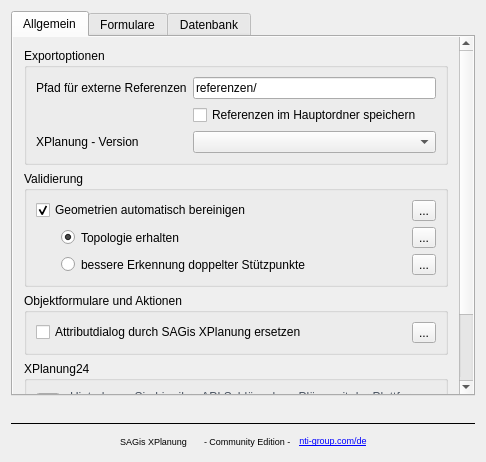
Old version of the form src/SAGisXPlanung/ui/settings.ui in the repository nti-de/SAGisXPlanung.
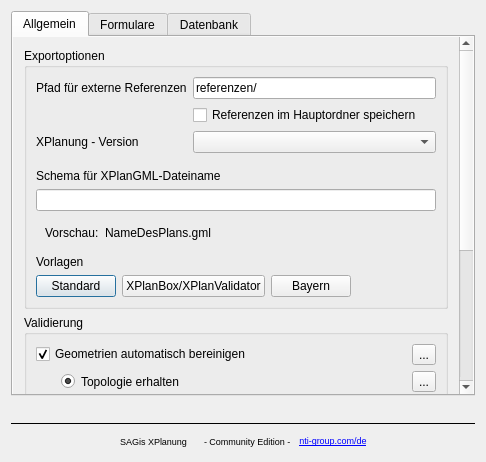
New version of the form. Custom widgets are drawn as their Qt base class.

Commit message: ui for naming of xplangml

Patch:
```diff
--- a/src/SAGisXPlanung/ui/settings.ui
+++ b/src/SAGisXPlanung/ui/settings.ui
@@ -74,7 +74,7 @@
             <x>0</x>
             <y>0</y>
             <width>441</width>
-            <height>499</height>
+            <height>664</height>
            </rect>
           </property>
           <property name="sizePolicy">
@@ -142,6 +142,145 @@
               <item row="4" column="1">
                <widget class="QComboBox" name="cbXPlanVersion"/>
               </item>
+              <item row="5" column="0" colspan="2">
+               <layout class="QVBoxLayout" name="verticalLayout_10">
+                <property name="topMargin">
+                 <number>10</number>
+                </property>
+                <item>
+                 <widget class="QLabel" name="label_16">
+                  <property name="text">
+                   <string>Schema für XPlanGML-Dateiname</string>
+                  </property>
+                 </widget>
+                </item>
+                <item>
+                 <widget class="QLineEdit" name="export_name_schema_edit"/>
+                </item>
+                <item>
+                 <widget class="QFrame" name="filename_preview">
+                  <property name="frameShape">
+                   <enum>QFrame::NoFrame</enum>
+                  </property>
+                  <property name="frameShadow">
+                   <enum>QFrame::Plain</enum>
+                  </property>
+                  <layout class="QHBoxLayout" name="horizontalLayout_12">
+                   <item>
+                    <widget class="QLabel" name="label_preview_name">
+                     <property name="sizePolicy">
+                      <sizepolicy hsizetype="Maximum" vsizetype="Preferred">
+                       <horstretch>0</horstretch>
+                       <verstretch>0</verstretch>
+                      </sizepolicy>
+                     </property>
+                     <property name="text">
+                      <string>Vorschau:</string>
+                     </property>
+                    </widget>
+                   </item>
+                   <item>
+                    <widget class="QLabel" name="label_preview_value">
+                     <property name="text">
+                      <string>NameDesPlans.gml</string>
+                     </property>
+                    </widget>
+                   </item>
+                  </layout>
+                 </widget>
+                </item>
+                <item>
+                 <widget class="QLabel" name="label_18">
+                  <property name="text">
+                   <string>Vorlagen</string>
+                  </property>
+                 </widget>
+                </item>
+                <item>
+                 <layout class="QHBoxLayout" name="horizontalLayout_11">
+                  <item>
+                   <widget class="QPushButton" name="pushButton">
+                    <property name="sizePolicy">
+                     <sizepolicy hsizetype="Maximum" vsizetype="Fixed">
+                      <horstretch>0</horstretch>
+                      <verstretch>0</verstretch>
+                     </sizepolicy>
+                    </property>
+                    <property name="text">
+                     <string>Standard</string>
+                    </property>
+                    <property name="class" stdset="0">
+                     <string>presetButton</string>
+                    </property>
+                    <property name="preset" stdset="0">
+                     <string>default</string>
+                    </property>
+                    <attribute name="buttonGroup">
+                     <string notr="true">export_name_preset_group</string>
+                    </attribute>
+                   </widget>
+                  </item>
+                  <item>
+                   <widget class="QPushButton" name="pushButton_2">
+                    <property name="sizePolicy">
+                     <sizepolicy hsizetype="Maximum" vsizetype="Fixed">
+                      <horstretch>0</horstretch>
+                      <verstretch>0</verstretch>
+                     </sizepolicy>
+                    </property>
+                    <property name="text">
+                     <string>XPlanBox/XPlanValidator</string>
+                    </property>
+                    <property name="class" stdset="0">
+                     <string>presetButton</string>
+                    </property>
+                    <property name="preset" stdset="0">
+                     <string>xplanbox</string>
+                    </property>
+                    <attribute name="buttonGroup">
+                     <string notr="true">export_name_preset_group</string>
+                    </attribute>
+                   </widget>
+                  </item>
+                  <item>
+                   <widget class="QPushButton" name="pushButton_3">
+                    <property name="sizePolicy">
+                     <sizepolicy hsizetype="Maximum" vsizetype="Fixed">
+                      <horstretch>0</horstretch>
+                      <verstretch>0</verstretch>
+                     </sizepolicy>
+                    </property>
+                    <property name="text">
+                     <string>Bayern</string>
+                    </property>
+                    <property name="class" stdset="0">
+                     <string>presetButton</string>
+                    </property>
+                    <property name="preset" stdset="0">
+                     <string>by</string>
+                    </property>
+                    <attribute name="buttonGroup">
+                     <string notr="true">export_name_preset_group</string>
+                    </attribute>
+                   </widget>
+                  </item>
+                  <item>
+                   <spacer name="horizontalSpacer_6">
+                    <property name="orientation">
+                     <enum>Qt::Horizontal</enum>
+                    </property>
+                    <property name="sizeHint" stdset="0">
+                     <size>
+                      <width>40</width>
+                      <height>20</height>
+                     </size>
+                    </property>
+                   </spacer>
+                  </item>
+                 </layout>
+                </item>
+               </layout>
+              </item>
              </layout>
             </widget>
            </item>
```
Left out of the diff: 15 changed lines with no effect on the pictures. The commit also changes 2 other files.
